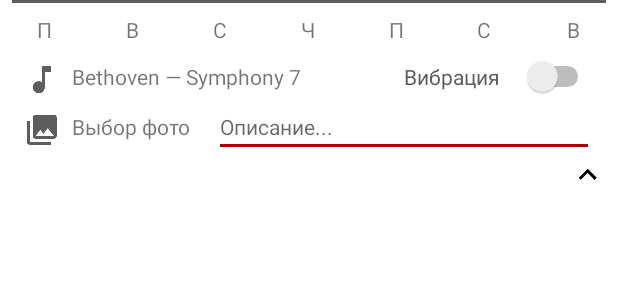
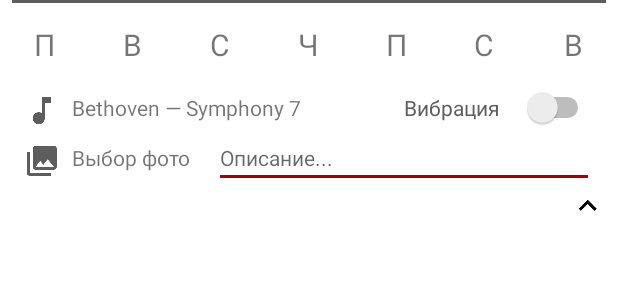
Before and after one commit to alexpdk/CruelAlarm, an Android app: the layout card_alarm_expanded.xml on its own in the app's theme, with its tools: preview values and no code run, on a phone screen of 412 x 824 dp. Shown: the top 300 px of the screen. Run offline under Robolectric (Android 15) with nearby library versions, the phone set to English and light mode, and no system bars.

Commit message:
Added design to the weekdays and edited text size of alarm itself

```diff
--- a/app/src/main/res/layout/card_alarm.xml
+++ b/app/src/main/res/layout/card_alarm.xml
@@ -39,7 +39,7 @@
             android:text="22:00"
             android:layout_width="wrap_content"
             android:layout_height="wrap_content"
-            android:textSize="48sp"
+            android:textSize="56sp"
             android:fontFamily="sans-serif-thin"
             android:id="@+id/tvTime"/>
     </LinearLayout>
--- a/app/src/main/res/layout/palette_days.xml
+++ b/app/src/main/res/layout/palette_days.xml
@@ -9,35 +9,49 @@
     <TextView
         style="@style/Weekday"
         android:text="П"
+        android:layout_height="40dp"
+        android:textSize="20sp"
         android:id="@+id/tvMonday"/>
 
     <TextView
         style="@style/Weekday"
         android:text="В"
+        android:layout_height="40dp"
+        android:textSize="20sp"
         android:id="@+id/tvTuesday"/>
 
     <TextView
         style="@style/Weekday"
         android:text="С"
+        android:layout_height="40dp"
+        android:textSize="20sp"
         android:id="@+id/tvWednesday"/>
 
     <TextView
         style="@style/Weekday"
         android:text="Ч"
+        android:layout_height="40dp"
+        android:textSize="20sp"
         android:id="@+id/tvThursday"/>
 
     <TextView
         style="@style/Weekday"
         android:text="П"
+        android:layout_height="40dp"
+        android:textSize="20sp"
         android:id="@+id/tvFriday"/>
 
     <TextView
         style="@style/Weekday"
         android:text="С"
+        android:layout_height="40dp"
+        android:textSize="20sp"
         android:id="@+id/tvSaturday"/>
 
     <TextView
         style="@style/Weekday"
         android:text="В"
+        android:layout_height="40dp"
+        android:textSize="20sp"
         android:id="@+id/tvSunday"/>
 </LinearLayout>
```
